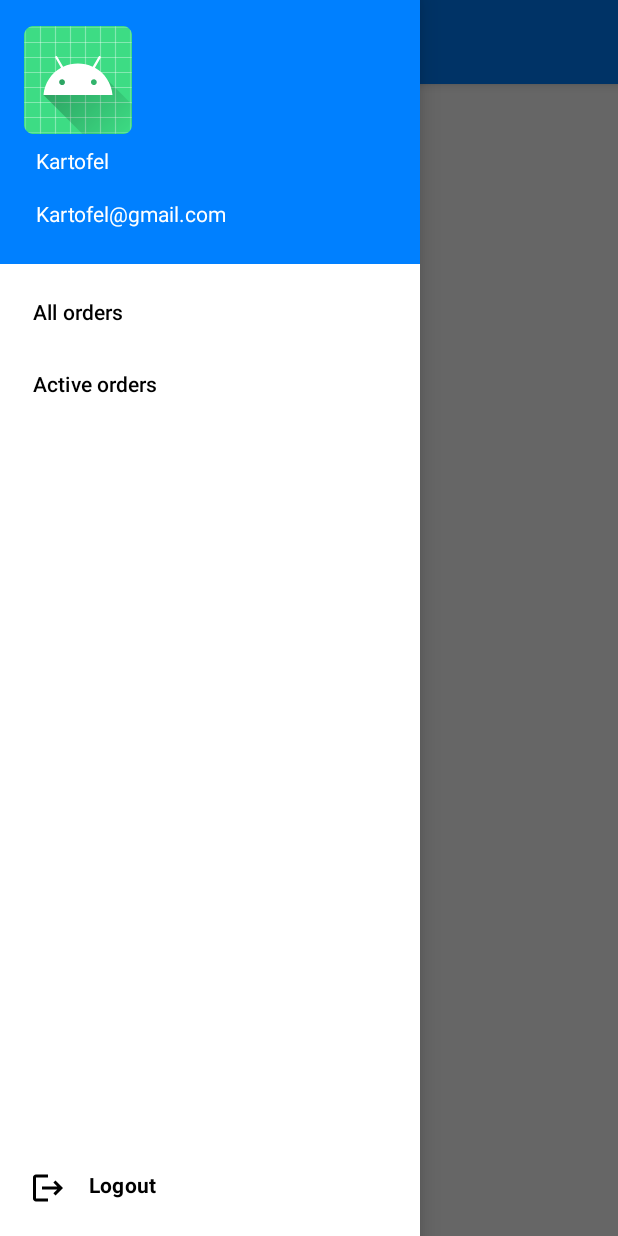
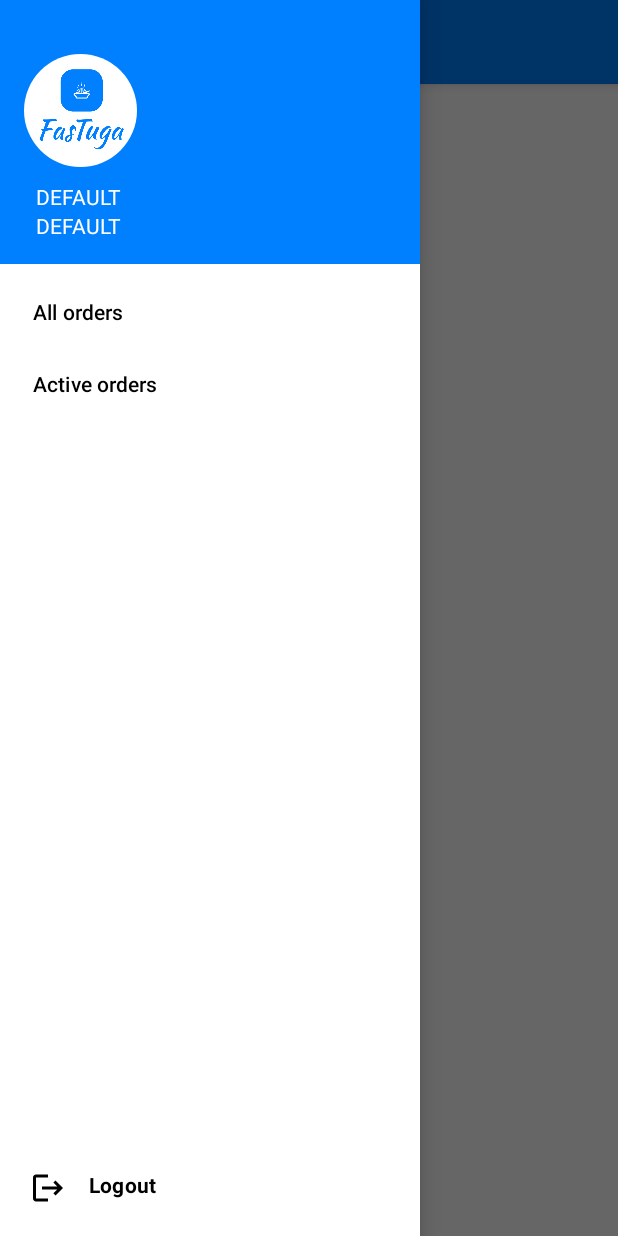
Before and after one commit to PieterAp/codeTAES, an Android app: the DashBoard screen opened directly, with no data from a screen before it, with the side drawer open, on a phone screen of 412 x 824 dp. Run offline under Robolectric (Android 15) with nearby library versions, the phone set to English and light mode, and no system bars; our stand-ins replace Volley; network calls fail.

Commit message:
fix nav header

```diff
--- a/app/src/main/java/com/example/fastuga/DashBoard.kt
+++ b/app/src/main/java/com/example/fastuga/DashBoard.kt
@@ -21,11 +21,13 @@ import com.android.volley.toolbox.StringRequest
 import com.android.volley.toolbox.Volley
 import com.google.android.material.navigation.NavigationView
 
+
 class DashBoard : AppCompatActivity() {
     private lateinit var requestQueue: RequestQueue
     private lateinit var profileImageView: ImageView
     private lateinit var fragmentManager: FragmentManager
-
+    private lateinit var nameTextView: TextView
+    private lateinit var emailTextView: TextView
 
     override fun onCreate(savedInstanceState: Bundle?) {
         super.onCreate(savedInstanceState)
@@ -90,6 +92,23 @@ class DashBoard : AppCompatActivity() {
         logoutButton.setOnClickListener(View.OnClickListener {
             logoutUser()
         })
+
+        val sharedPreferences =
+            applicationContext.getSharedPreferences("MyPrefs", Context.MODE_PRIVATE)
+
+        val userName = sharedPreferences.getString("name", "DEFAULT")!!
+        val userEmail = sharedPreferences.getString("email", "DEFAULT")!!
+
+
+
+        nameTextView = header.findViewById(R.id.name)
+        nameTextView.text = userName
+
+        emailTextView = header.findViewById(R.id.email)
+        emailTextView.text = userEmail
+
+
+
     }
 
     private fun logoutUser() {
--- a/app/src/main/java/com/example/fastuga/LoginActivity.kt
+++ b/app/src/main/java/com/example/fastuga/LoginActivity.kt
@@ -99,6 +99,8 @@ class LoginActivity : AppCompatActivity() {
             { response ->
                 //verify if remember was checked
                 val accessToken = response.getString("access_token")
+                val userName = response.getString("name")
+                val userEmail = response.getString("email")
                 if (rememberCheckBox.isChecked) {
                     val sharedPreferences =
                         applicationContext.getSharedPreferences("MyPrefs", Context.MODE_PRIVATE)
@@ -115,6 +117,8 @@ class LoginActivity : AppCompatActivity() {
                     val editor: SharedPreferences.Editor = sharedpreferences.edit()
                     //get auth access_token and save to shared preferences
                     editor.putString("access_token", accessToken)
+                    editor.putString("name", userName)
+                    editor.putString("email", userEmail)
                     editor.apply();
                     //go to dashboard
                     val intent = Intent(applicationContext, DashBoard::class.java)
--- /dev/null
+++ b/app/src/main/res/drawable/circle.xml
@@ -0,0 +1,8 @@
+<shape xmlns:android="http://schemas.android.com/apk/res/android"
+    android:shape="oval">
+    <solid
+        android:color="@android:color/white"/>
+    <size
+        android:height="60dp"
+        android:width="60dp"/>
+</shape>
--- a/app/src/main/res/layout/nav_header.xml
+++ b/app/src/main/res/layout/nav_header.xml
@@ -10,15 +10,18 @@
 
     <ImageView
         android:id="@+id/profileImageNav"
-        android:layout_width="wrap_content"
-        android:layout_height="wrap_content"
-        android:src="@mipmap/ic_launcher_round"/>
+        android:layout_width="75dp"
+        android:layout_height="75dp"
+        android:src="@drawable/fastuga_logo"
+        android:background="@drawable/circle"
+        android:padding="1dp"/>
 
     <TextView
         android:id="@+id/name"
         android:layout_width="wrap_content"
         android:layout_height="wrap_content"
-        android:padding="8dp"
+        android:paddingTop="10dp"
+        android:paddingHorizontal="8dp"
         android:text="Kartofel"
         android:textAppearance="@style/TextAppearance.AppCompat.Body1"/>
 
@@ -26,7 +29,7 @@
         android:id="@+id/email"
         android:layout_width="wrap_content"
         android:layout_height="wrap_content"
-        android:padding="8dp"
+        android:paddingHorizontal="8dp"
         android:text="Kartofel@gmail.com"
         android:textAppearance="@style/TextAppearance.AppCompat.Body1"/>
 
```
Also changed, not shown: app/src/main/res/drawable/fastuga_logo.png.
